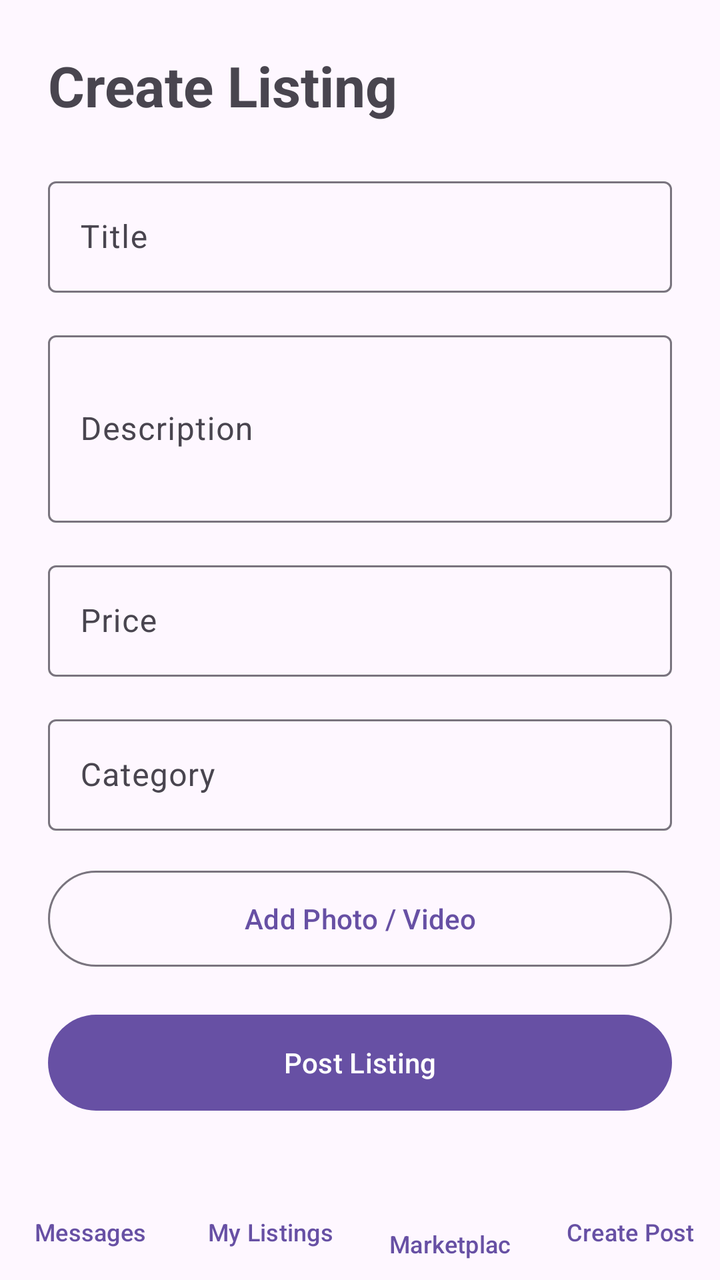
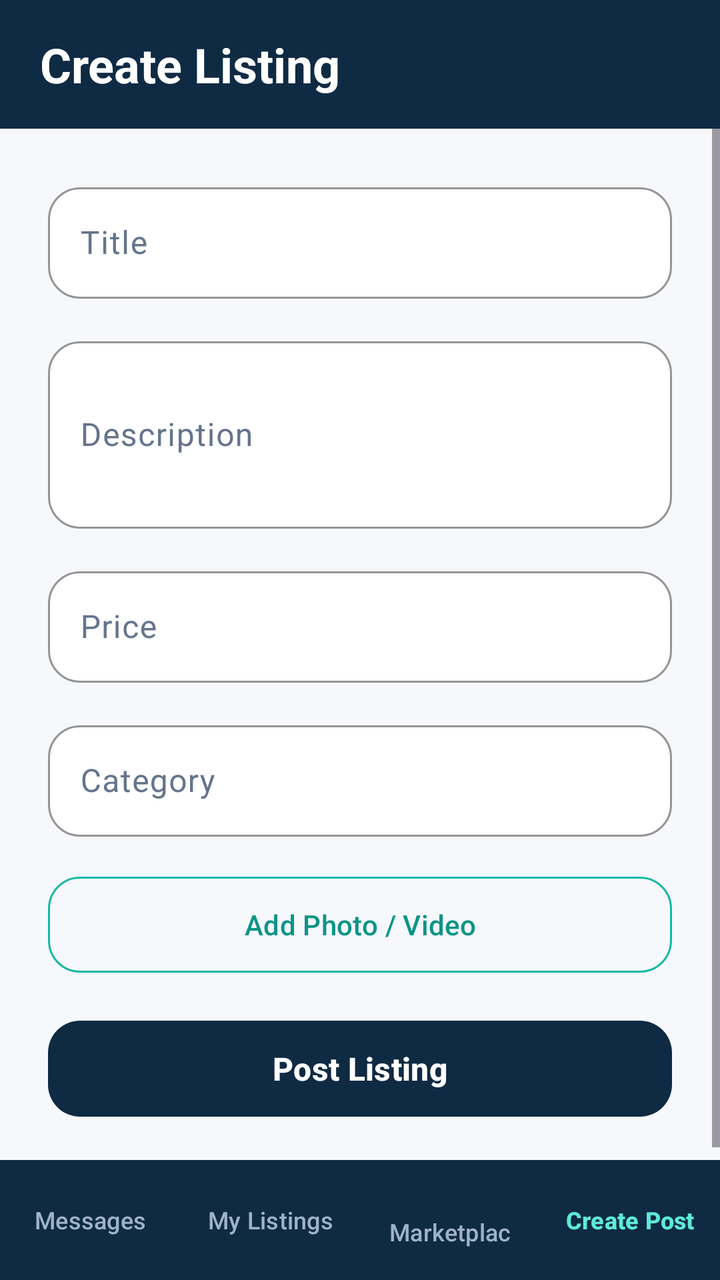

Screens rendered from an Android XML layout before and after an edit, with the pre-edit source and the edit as a unified diff.
<!-- AndroidManifest.xml: application theme Theme.SOFE4640UFinalProject -->
<!-- res/layout/activity_post_creation.xml -->
<?xml version="1.0" encoding="utf-8"?>
<LinearLayout xmlns:android="http://schemas.android.com/apk/res/android"
    xmlns:tools="http://schemas.android.com/tools"
    android:id="@+id/main"
    android:layout_width="match_parent"
    android:layout_height="match_parent"
    android:orientation="vertical"
    tools:context=".postCreation">

    
    <ScrollView
        android:layout_width="match_parent"
        android:layout_height="0dp"
        android:layout_weight="1"
        android:fillViewport="true">

        <LinearLayout
            android:layout_width="match_parent"
            android:layout_height="wrap_content"
            android:orientation="vertical"
            android:padding="24dp">

            <TextView
                android:layout_width="wrap_content"
                android:layout_height="wrap_content"
                android:text="Create Listing"
                android:textSize="28sp"
                android:textStyle="bold" />

            <com.google.android.material.textfield.TextInputLayout
                style="@style/Widget.Material3.TextInputLayout.OutlinedBox"
                android:layout_width="match_parent"
                android:layout_height="wrap_content"
                android:layout_marginTop="24dp"
                android:hint="Title">

                <com.google.android.material.textfield.TextInputEditText
                    android:id="@+id/etTitle"
                    android:layout_width="match_parent"
                    android:layout_height="wrap_content"
                    android:inputType="text" />
            </com.google.android.material.textfield.TextInputLayout>

            <com.google.android.material.textfield.TextInputLayout
                style="@style/Widget.Material3.TextInputLayout.OutlinedBox"
                android:layout_width="match_parent"
                android:layout_height="wrap_content"
                android:layout_marginTop="16dp"
                android:hint="Description">

                <com.google.android.material.textfield.TextInputEditText
                    android:id="@+id/etDescription"
                    android:layout_width="match_parent"
                    android:layout_height="wrap_content"
                    android:inputType="textMultiLine"
                    android:minLines="3" />
            </com.google.android.material.textfield.TextInputLayout>

            <com.google.android.material.textfield.TextInputLayout
                style="@style/Widget.Material3.TextInputLayout.OutlinedBox"
                android:layout_width="match_parent"
                android:layout_height="wrap_content"
                android:layout_marginTop="16dp"
                android:hint="Price">

                <com.google.android.material.textfield.TextInputEditText
                    android:id="@+id/etPrice"
                    android:layout_width="match_parent"
                    android:layout_height="wrap_content"
                    android:inputType="numberDecimal" />
            </com.google.android.material.textfield.TextInputLayout>

            <com.google.android.material.textfield.TextInputLayout
                style="@style/Widget.Material3.TextInputLayout.OutlinedBox"
                android:layout_width="match_parent"
                android:layout_height="wrap_content"
                android:layout_marginTop="16dp"
                android:hint="Category">

                <com.google.android.material.textfield.TextInputEditText
                    android:id="@+id/etCategory"
                    android:layout_width="match_parent"
                    android:layout_height="wrap_content"
                    android:inputType="text" />
            </com.google.android.material.textfield.TextInputLayout>

            <Button
                android:id="@+id/btnAddMedia"
                style="@style/Widget.Material3.Button.OutlinedButton"
                android:layout_width="match_parent"
                android:layout_height="56dp"
                android:layout_marginTop="16dp"
                android:text="Add Photo / Video" />

            <Button
                android:id="@+id/btnSubmitListing"
                android:layout_width="match_parent"
                android:layout_height="56dp"
                android:layout_marginTop="16dp"
                android:text="Post Listing" />
        </LinearLayout>
    </ScrollView>

    
    <LinearLayout
        android:layout_width="match_parent"
        android:layout_height="wrap_content"
        android:orientation="horizontal">

        <Button
            android:id="@+id/btnMessages"
            style="@style/Widget.Material3.Button.TextButton"
            android:layout_width="0dp"
            android:layout_height="wrap_content"
            android:layout_weight="1"
            android:maxLines="1"
            android:text="Messages"
            android:textSize="12sp" />

        <Button
            android:id="@+id/btnMyListings"
            style="@style/Widget.Material3.Button.TextButton"
            android:layout_width="0dp"
            android:layout_height="wrap_content"
            android:layout_weight="1"
            android:maxLines="1"
            android:text="My Listings"
            android:textSize="12sp" />

        <Button
            android:id="@+id/btnHome"
            style="@style/Widget.Material3.Button.TextButton"
            android:layout_width="0dp"
            android:layout_height="wrap_content"
            android:layout_weight="1"
            android:maxLines="1"
            android:text="Marketplace"
            android:textSize="12sp" />

        <Button
            android:id="@+id/btnPost"
            style="@style/Widget.Material3.Button.TextButton"
            android:layout_width="0dp"
            android:layout_height="wrap_content"
            android:layout_weight="1"
            android:maxLines="1"
            android:text="Create Post"
            android:textSize="12sp" />
    </LinearLayout>

</LinearLayout>
<!-- resources referenced by this layout -->
<resources>
  <style name="Theme.SOFE4640UFinalProject" parent="Base.Theme.SOFE4640UFinalProject" />
  <style name="Base.Theme.SOFE4640UFinalProject" parent="Theme.Material3.DayNight.NoActionBar">
          
          
      </style>
</resources>

<!-- the commit's change to res/layout/activity_post_creation.xml (unified diff, before → after) -->
@@ -1,11 +1,33 @@
 <?xml version="1.0" encoding="utf-8"?>
 <LinearLayout xmlns:android="http://schemas.android.com/apk/res/android"
+    xmlns:app="http://schemas.android.com/apk/res-auto"
     xmlns:tools="http://schemas.android.com/tools"
     android:id="@+id/main"
     android:layout_width="match_parent"
     android:layout_height="match_parent"
+    android:background="@color/bg_main"
     android:orientation="vertical"
     tools:context=".postCreation">
+
+    
+    <LinearLayout
+        android:layout_width="match_parent"
+        android:layout_height="wrap_content"
+        android:background="@color/primary"
+        android:gravity="center_vertical"
+        android:orientation="horizontal"
+        android:paddingHorizontal="20dp"
+        android:paddingVertical="16dp">
+
+        <TextView
+            android:layout_width="0dp"
+            android:layout_height="wrap_content"
+            android:layout_weight="1"
+            android:text="Create Listing"
+            android:textColor="@color/surface"
+            android:textSize="24sp"
+            android:textStyle="bold" />
+    </LinearLayout>
 
     
     <ScrollView
@@ -20,68 +42,96 @@
             android:orientation="vertical"
             android:padding="24dp">
 
-            <TextView
-                android:layout_width="wrap_content"
-                android:layout_height="wrap_content"
-                android:text="Create Listing"
-                android:textSize="28sp"
-                android:textStyle="bold" />
-
-            <com.google.android.material.textfield.TextInputLayout
-                style="@style/Widget.Material3.TextInputLayout.OutlinedBox"
-                android:layout_width="match_parent"
-                android:layout_height="wrap_content"
-                android:layout_marginTop="24dp"
-                android:hint="Title">
+            <com.google.android.material.textfield.TextInputLayout
+                style="@style/Widget.Material3.TextInputLayout.OutlinedBox"
+                android:layout_width="match_parent"
+                android:layout_height="wrap_content"
+                android:hint="Title"
+                android:textColorHint="@color/text_secondary"
+                app:boxBackgroundColor="@color/surface"
+                app:boxCornerRadiusBottomEnd="16dp"
+                app:boxCornerRadiusBottomStart="16dp"
+                app:boxCornerRadiusTopEnd="16dp"
+                app:boxCornerRadiusTopStart="16dp"
+                app:boxStrokeColor="@color/accent"
+                app:hintTextColor="@color/accent_dark">
 
                 <com.google.android.material.textfield.TextInputEditText
                     android:id="@+id/etTitle"
                     android:layout_width="match_parent"
                     android:layout_height="wrap_content"
-                    android:inputType="text" />
-            </com.google.android.material.textfield.TextInputLayout>
-
-            <com.google.android.material.textfield.TextInputLayout
-                style="@style/Widget.Material3.TextInputLayout.OutlinedBox"
-                android:layout_width="match_parent"
-                android:layout_height="wrap_content"
-                android:layout_marginTop="16dp"
-                android:hint="Description">
+                    android:inputType="text"
+                    android:textColor="@color/text_primary" />
+            </com.google.android.material.textfield.TextInputLayout>
+
+            <com.google.android.material.textfield.TextInputLayout
+                style="@style/Widget.Material3.TextInputLayout.OutlinedBox"
+                android:layout_width="match_parent"
+                android:layout_height="wrap_content"
+                android:layout_marginTop="16dp"
+                android:hint="Description"
+                android:textColorHint="@color/text_secondary"
+                app:boxBackgroundColor="@color/surface"
+                app:boxCornerRadiusBottomEnd="16dp"
+                app:boxCornerRadiusBottomStart="16dp"
+                app:boxCornerRadiusTopEnd="16dp"
+                app:boxCornerRadiusTopStart="16dp"
+                app:boxStrokeColor="@color/accent"
+                app:hintTextColor="@color/accent_dark">
 
                 <com.google.android.material.textfield.TextInputEditText
                     android:id="@+id/etDescription"
                     android:layout_width="match_parent"
                     android:layout_height="wrap_content"
                     android:inputType="textMultiLine"
-                    android:minLines="3" />
-            </com.google.android.material.textfield.TextInputLayout>
-
-            <com.google.android.material.textfield.TextInputLayout
-                style="@style/Widget.Material3.TextInputLayout.OutlinedBox"
-                android:layout_width="match_parent"
-                android:layout_height="wrap_content"
-                android:layout_marginTop="16dp"
-                android:hint="Price">
+                    android:minLines="3"
+                    android:textColor="@color/text_primary" />
+            </com.google.android.material.textfield.TextInputLayout>
+
+            <com.google.android.material.textfield.TextInputLayout
+                style="@style/Widget.Material3.TextInputLayout.OutlinedBox"
+                android:layout_width="match_parent"
+                android:layout_height="wrap_content"
+                android:layout_marginTop="16dp"
+                android:hint="Price"
+                android:textColorHint="@color/text_secondary"
+                app:boxBackgroundColor="@color/surface"
+                app:boxCornerRadiusBottomEnd="16dp"
+                app:boxCornerRadiusBottomStart="16dp"
+                app:boxCornerRadiusTopEnd="16dp"
+                app:boxCornerRadiusTopStart="16dp"
+                app:boxStrokeColor="@color/accent"
+                app:hintTextColor="@color/accent_dark">
 
                 <com.google.android.material.textfield.TextInputEditText
                     android:id="@+id/etPrice"
                     android:layout_width="match_parent"
                     android:layout_height="wrap_content"
-                    android:inputType="numberDecimal" />
-            </com.google.android.material.textfield.TextInputLayout>
-
-            <com.google.android.material.textfield.TextInputLayout
-                style="@style/Widget.Material3.TextInputLayout.OutlinedBox"
-                android:layout_width="match_parent"
-                android:layout_height="wrap_content"
-                android:layout_marginTop="16dp"
-                android:hint="Category">
+                    android:inputType="numberDecimal"
+                    android:textColor="@color/text_primary" />
+            </com.google.android.material.textfield.TextInputLayout>
+
+            <com.google.android.material.textfield.TextInputLayout
+                style="@style/Widget.Material3.TextInputLayout.OutlinedBox"
+                android:layout_width="match_parent"
+                android:layout_height="wrap_content"
+                android:layout_marginTop="16dp"
+                android:hint="Category"
+                android:textColorHint="@color/text_secondary"
+                app:boxBackgroundColor="@color/surface"
+                app:boxCornerRadiusBottomEnd="16dp"
+                app:boxCornerRadiusBottomStart="16dp"
+                app:boxCornerRadiusTopEnd="16dp"
+                app:boxCornerRadiusTopStart="16dp"
+                app:boxStrokeColor="@color/accent"
+                app:hintTextColor="@color/accent_dark">
 
                 <com.google.android.material.textfield.TextInputEditText
                     android:id="@+id/etCategory"
                     android:layout_width="match_parent"
                     android:layout_height="wrap_content"
-                    android:inputType="text" />
+                    android:inputType="text"
+                    android:textColor="@color/text_primary" />
             </com.google.android.material.textfield.TextInputLayout>
 
             <Button
@@ -90,14 +140,22 @@
                 android:layout_width="match_parent"
                 android:layout_height="56dp"
                 android:layout_marginTop="16dp"
-                android:text="Add Photo / Video" />
+                android:text="Add Photo / Video"
+                android:textColor="@color/accent_dark"
+                app:cornerRadius="16dp"
+                app:strokeColor="@color/accent" />
 
             <Button
                 android:id="@+id/btnSubmitListing"
                 android:layout_width="match_parent"
                 android:layout_height="56dp"
                 android:layout_marginTop="16dp"
-                android:text="Post Listing" />
+                android:text="Post Listing"
+                android:textColor="@color/surface"
+                android:textSize="16sp"
+                android:textStyle="bold"
+                app:backgroundTint="@color/primary"
+                app:cornerRadius="16dp" />
         </LinearLayout>
     </ScrollView>
 
@@ -105,7 +163,9 @@
     <LinearLayout
         android:layout_width="match_parent"
         android:layout_height="wrap_content"
-        android:orientation="horizontal">
+        android:background="@color/primary"
+        android:orientation="horizontal"
+        android:paddingVertical="6dp">
 
         <Button
             android:id="@+id/btnMessages"
@@ -115,6 +175,7 @@
             android:layout_weight="1"
             android:maxLines="1"
             android:text="Messages"
+            android:textColor="@color/nav_inactive"
             android:textSize="12sp" />
 
         <Button
@@ -125,6 +186,7 @@
             android:layout_weight="1"
             android:maxLines="1"
             android:text="My Listings"
+            android:textColor="@color/nav_inactive"
             android:textSize="12sp" />
 
         <Button
@@ -135,8 +197,10 @@
             android:layout_weight="1"
             android:maxLines="1"
             android:text="Marketplace"
+            android:textColor="@color/nav_inactive"
             android:textSize="12sp" />
 
+        
         <Button
             android:id="@+id/btnPost"
             style="@style/Widget.Material3.Button.TextButton"
@@ -145,7 +209,9 @@
             android:layout_weight="1"
             android:maxLines="1"
             android:text="Create Post"
-            android:textSize="12sp" />
+            android:textColor="@color/accent_light"
+            android:textSize="12sp"
+            android:textStyle="bold" />
     </LinearLayout>
 
 </LinearLayout>
<!-- resource entries referenced after the edit -->
@@ -1,5 +1,14 @@
 <!-- resources referenced by this layout -->
 <resources>
+  <color name="accent">#14B8A6</color>
+  <color name="accent_dark">#0D9488</color>
+  <color name="accent_light">#5EEAD4</color>
+  <color name="bg_main">#F6F8FB</color>
+  <color name="nav_inactive">#9FB3C8</color>
+  <color name="primary">#0F2A43</color>
+  <color name="surface">#FFFFFF</color>
+  <color name="text_primary">#0F172A</color>
+  <color name="text_secondary">#64748B</color>
   <style name="Theme.SOFE4640UFinalProject" parent="Base.Theme.SOFE4640UFinalProject" />
   <style name="Base.Theme.SOFE4640UFinalProject" parent="Theme.Material3.DayNight.NoActionBar">
           
